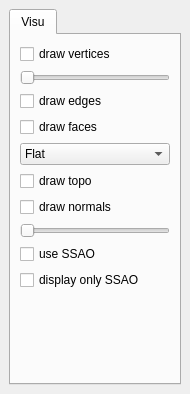
First picture: the form in Apps/Examples/viewer.ui, repository codistmonk/CGoGN, before the edit.
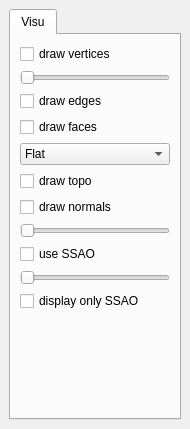
Second picture: the form after the edit.

Commit message: Added SSAO strength slider.

What changed in the file:
```diff
--- a/Apps/Examples/viewer.ui
+++ b/Apps/Examples/viewer.ui
@@ -7,13 +7,13 @@
     <x>0</x>
     <y>0</y>
     <width>190</width>
-    <height>394</height>
+    <height>429</height>
    </rect>
   </property>
   <property name="minimumSize">
    <size>
     <width>190</width>
-    <height>394</height>
+    <height>429</height>
    </size>
   </property>
   <property name="windowTitle">
@@ -106,6 +106,19 @@
           </property>
          </widget>
         </item>
+        <item>
+         <widget class="QSlider" name="slider_SSAOStrength">
+          <property name="maximum">
+           <number>100</number>
+          </property>
+          <property name="value">
+           <number>0</number>
+          </property>
+          <property name="orientation">
+           <enum>Qt::Horizontal</enum>
+          </property>
+         </widget>
+        </item>
         <item>
          <widget class="QCheckBox" name="check_displayOnlySSAO">
           <property name="text">
```
Left out of the diff: 16 changed lines with no effect on the pictures. The commit also changes 5 other files.
